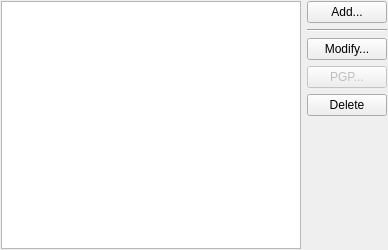
0xd34df00d/leechcraft, file src/plugins/azoth/accountslistwidget.ui: the form before one commit.
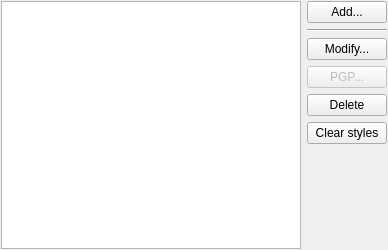
The form after the commit.

Commit message: Azoth: modifiable AccountsListWidget.

```diff
--- a/src/plugins/azoth/accountslistwidget.ui
+++ b/src/plugins/azoth/accountslistwidget.ui
@@ -69,6 +69,13 @@
          </property>
         </widget>
        </item>
+       <item>
+        <widget class="QPushButton" name="ResetStyles_">
+         <property name="text">
+          <string>Clear styles</string>
+         </property>
+        </widget>
+       </item>
        <item>
         <spacer name="verticalSpacer">
          <property name="orientation">
```
The commit also changes 2 other files.
